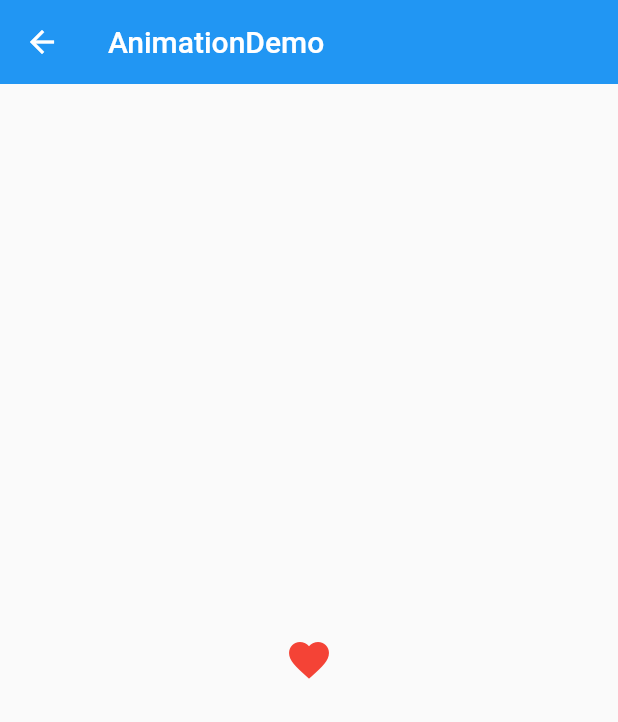
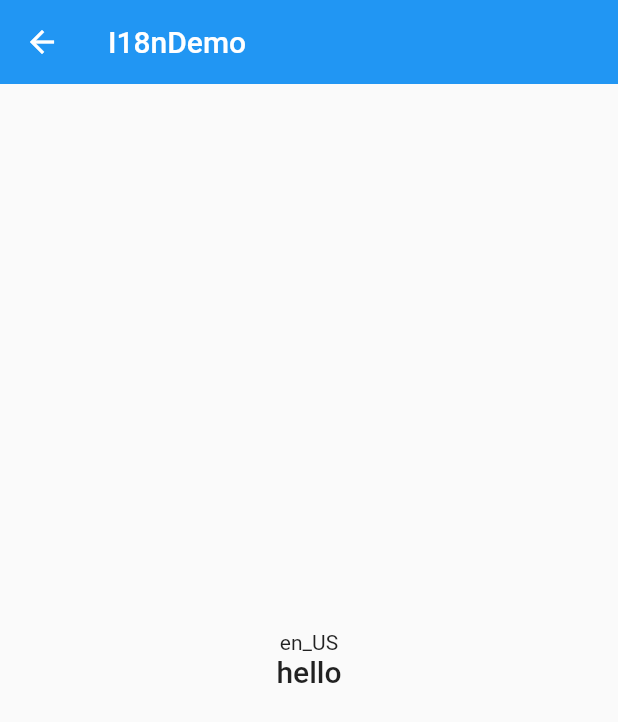
Before and after one commit to CrazyAndy/flutterstudy001, a Flutter app: the screen it shows after launch, on a phone screen of 412 x 824 dp. Shown: the top 722 px of the screen. Run offline on Flutter 3.47's test engine with Material 2 defaults, Android fonts, the phone set to English and light mode, and no system bars; our stand-ins replace rxdart.

Commit message:
fluter019 mid end

```diff
--- /dev/null
+++ b/flutter019/lib/demo/i18n/i18n_demo.dart
@@ -0,0 +1,33 @@
+import 'package:flutter/material.dart';
+import 'package:flutter019/demo/i18n/map/localizations.dart';
+
+
+class I18nDemo extends StatelessWidget {
+
+
+  @override
+  Widget build(BuildContext context) {
+
+    Locale locale = Localizations.localeOf(context);
+
+    return Scaffold(
+      appBar: AppBar(
+        title: Text('I18nDemo'),
+        elevation: 0.0,
+      ),
+      body: Center(
+        child: Column(
+          mainAxisAlignment: MainAxisAlignment.center,
+          children: <Widget>[
+            Text(locale.toString()),
+            Text(
+              DemoLocalizations.of(context).title,
+              // Localizations.of(context, DemoLocalizations).title,
+              style: Theme.of(context).textTheme.title,
+            ),
+          ],
+        ),
+      ),
+    );
+  }
+}
--- /dev/null
+++ b/flutter019/lib/demo/i18n/map/localizations.dart
@@ -0,0 +1,48 @@
+import 'package:flutter/foundation.dart' show SynchronousFuture;
+import 'package:flutter/material.dart';
+
+class DemoLocalizations {
+  final Locale locale;
+
+  DemoLocalizations(this.locale);
+
+  static DemoLocalizations of(BuildContext context){
+    return Localizations.of<DemoLocalizations>(
+      context,DemoLocalizations
+    );
+  }
+
+
+  static Map<String, Map<String, String>> _localized = {
+    'en': {'title': 'hello'},
+    'zh': {
+      'title': '您好',
+    }
+  };
+
+  String get title {
+    return _localized[locale.languageCode]['title'];
+  }
+}
+
+class DemoLocalizationsDelegate
+    extends LocalizationsDelegate<DemoLocalizations> {
+  DemoLocalizationsDelegate();
+  @override
+  Future<DemoLocalizations> load(Locale locale) {
+    // TODO: implement load
+    return SynchronousFuture<DemoLocalizations>(DemoLocalizations(locale));
+  }
+
+  @override
+  bool isSupported(Locale locale) {
+    // TODO: implement isSupported
+    return true;
+  }
+
+  @override
+  bool shouldReload(LocalizationsDelegate<DemoLocalizations> old) {
+    // TODO: implement shouldReload
+    return false;
+  }
+}
--- a/flutter019/lib/main.dart
+++ b/flutter019/lib/main.dart
@@ -17,6 +17,9 @@ import 'demo/rxdart/rxdart_demo.dart';
 import 'demo/bloc/bloc_demo.dart';
 import 'demo/http/http_demo.dart';
 import 'demo/animation/animation_demo.dart';
+import 'demo/i18n/i18n_demo.dart';
+import 'package:flutter_localizations/flutter_localizations.dart';
+import 'demo/i18n/map/localizations.dart';
 
 void main() => runApp(App());
 
@@ -27,10 +30,19 @@ class App extends StatelessWidget{
     Widget build(BuildContext context) {
       // TODO: implement build
       return MaterialApp(
+        localizationsDelegates: [
+          DemoLocalizationsDelegate(),
+          GlobalMaterialLocalizations.delegate,
+          GlobalWidgetsLocalizations.delegate,
+        ],
+        supportedLocales: [
+          Locale('en','US'),
+          Locale('zh','CN')
+        ],
         debugShowCheckedModeBanner: false,
         // home: Home(),
         // home:NavigatorDemo(),
-        initialRoute: '/animation',
+        initialRoute: '/i18n',
         routes: {
           '/': (context) => Home(),
           '/about':(context) => Page(title: 'About',),
@@ -43,6 +55,7 @@ class App extends StatelessWidget{
           '/bloc':(context)=> BlocDemo(),
           '/http':(context)=> HttpDemo(),
           '/animation':(context)=> AnimationDemo(),
+          '/i18n':(context)=> I18nDemo(),
         },
         theme: ThemeData(
           primarySwatch: Colors.blue,
```
Also changed, not shown: flutter019/pubspec.yaml (+6 -1 lines), 4 other files.
